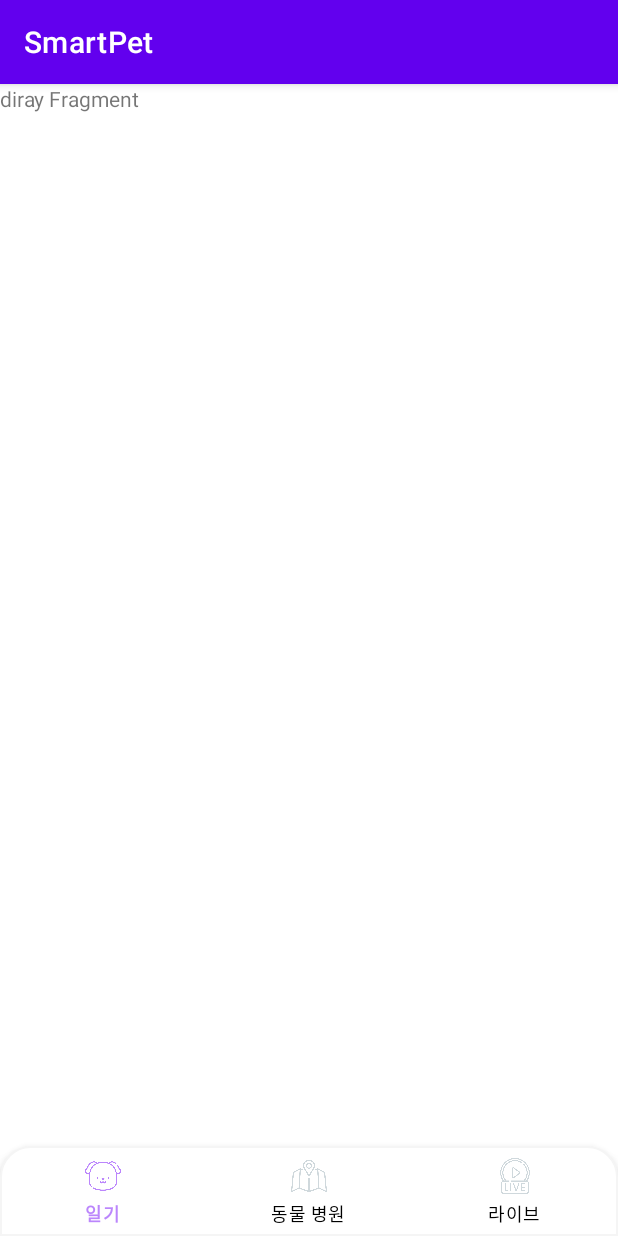
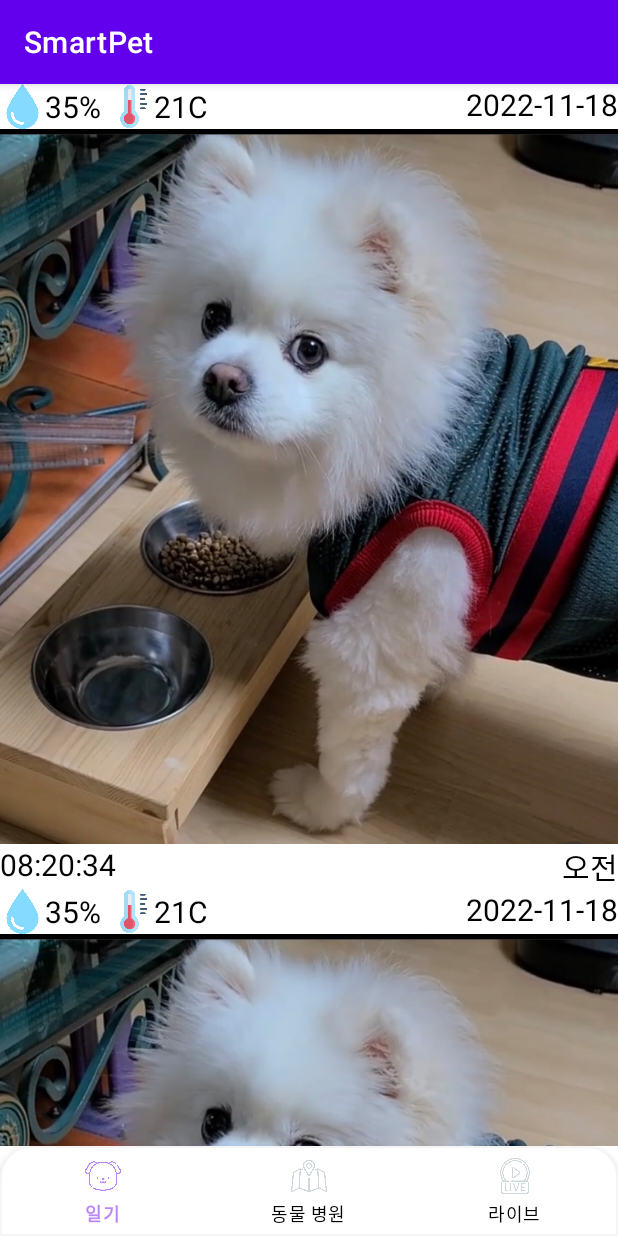
Before and after one commit to sey2/Smart_Pet_Home, an Android app: the screen it shows after launch (MainActivity), on a phone screen of 412 x 824 dp. Run offline under Robolectric (Android 15) with nearby library versions, the phone set to English and light mode, and no system bars; our stand-ins replace navigation-ui.

Commit message:
[ADD] RecyclerView 코드부 구현 (22.11.19)

```diff
--- a/android/app/build.gradle
+++ b/android/app/build.gradle
@@ -34,6 +34,7 @@ dependencies {
     implementation 'androidx.constraintlayout:constraintlayout:2.1.4'
     implementation "androidx.navigation:navigation-fragment:2.3.0"
     implementation "androidx.navigation:navigation-ui:2.3.0"
+    implementation 'com.github.bumptech.glide:glide:4.12.0'
     testImplementation 'junit:junit:4.13.2'
     androidTestImplementation 'androidx.test.ext:junit:1.1.3'
     androidTestImplementation 'androidx.test.espresso:espresso-core:3.4.0'
--- /dev/null
+++ b/android/app/src/main/java/com/smart_pet/DiaryAdapter.java
@@ -0,0 +1,80 @@
+package com.smart_pet;
+
+
+import android.view.LayoutInflater;
+import android.view.View;
+import android.view.ViewGroup;
+import android.widget.ImageView;
+import android.widget.TextView;
+import android.widget.Toast;
+
+import androidx.annotation.NonNull;
+import androidx.recyclerview.widget.RecyclerView;
+
+import com.bumptech.glide.Glide;
+
+import java.util.ArrayList;
+
+
+public class DiaryAdapter extends RecyclerView.Adapter<Holder> {
+
+    public ArrayList<DiaryDTO> listData = new ArrayList<>();
+    private View context;
+
+    @NonNull
+    @Override
+    public Holder onCreateViewHolder(@NonNull ViewGroup parent, int viewType) {
+        LayoutInflater inflater = LayoutInflater.from(parent.getContext());
+        context = parent;
+        View itemView = inflater.inflate(R.layout.recycler_item, parent, false);
+
+        return new Holder(itemView);
+    }
+
+    @Override
+    public void onBindViewHolder(@NonNull Holder holder, int position) {
+        DiaryDTO diary = listData.get(position);
+        holder.setDiary(diary, context);
+    }
+
+    @Override
+    public int getItemCount() {
+        return listData.size();
+    }
+
+    public ArrayList<DiaryDTO> getItemList(){return listData;}
+
+    public void deleteList(){listData = new ArrayList<>();}
+}
+
+class Holder extends RecyclerView.ViewHolder{
+
+    protected TextView humidityTextView,tempTextView,dateTextView;
+    protected TextView timetextView, bobTimeText;
+    protected ImageView diaryImageView;
+
+    public Holder(View itemView){
+        super(itemView);
+
+        diaryImageView = itemView.findViewById(R.id.diary_img);
+        tempTextView = itemView.findViewById(R.id.tempTextView);
+        humidityTextView = itemView.findViewById(R.id.HumidityTextView);
+        dateTextView = itemView.findViewById(R.id.DateTextView);
+        timetextView = itemView.findViewById(R.id.bobTimeText);
+        bobTimeText = itemView.findViewById(R.id.bobTimeText);
+
+        itemView.setOnClickListener((v)->{
+            Toast.makeText(itemView.getContext(),"클릭됨", Toast.LENGTH_SHORT).show();
+        });
+
+    }
+
+    public void setDiary(DiaryDTO diary, View context){
+        tempTextView.setText(diary.getTempText());
+        humidityTextView.setText(diary.getHumidityText());
+        dateTextView.setText(diary.getDateText());
+        timetextView.setText(diary.getTimeText());
+        bobTimeText.setText(diary.getBobTimeText());
+        Glide.with(context).load(diary.getImg()).into(diaryImageView);
+    }
+}
--- /dev/null
+++ b/android/app/src/main/java/com/smart_pet/DiaryDTO.java
@@ -0,0 +1,67 @@
+package com.smart_pet;
+
+public class DiaryDTO {
+    private int img;
+    private String humidityText;
+    private String tempText;
+    private String dateText;
+    private String timeText;
+    private String bobTimeText;
+
+    public DiaryDTO(int img, String humidityText, String tempText, String dateText, String timeText, String bobTimeText) {
+        this.img = img;
+        this.humidityText = humidityText;
+        this.tempText = tempText;
+        this.dateText = dateText;
+        this.timeText = timeText;
+        this.bobTimeText = bobTimeText;
+    }
+
+    public void setImg(int img) {
+        this.img = img;
+    }
+
+    public void setHumidityText(String humidityText) {
+        this.humidityText = humidityText;
+    }
+
+    public void setTempText(String tempText) {
+        this.tempText = tempText;
+    }
+
+    public void setDateText(String dateText) {
+        this.dateText = dateText;
+    }
+
+    public void setTimeText(String timeText) {
+        this.timeText = timeText;
+    }
+
+    public void setBobTimeText(String bobTimeText) {
+        this.bobTimeText = bobTimeText;
+    }
+
+    public int getImg() {
+        return img;
+    }
+
+    public String getHumidityText() {
+        return humidityText;
+    }
+
+    public String getTempText() {
+        return tempText;
+    }
+
+    public String getDateText() {
+        return dateText;
+    }
+
+    public String getTimeText() {
+        return timeText;
+    }
+
+    public String getBobTimeText() {
+        return bobTimeText;
+    }
+}
--- a/android/app/src/main/java/com/smart_pet/DiaryFragment.java
+++ b/android/app/src/main/java/com/smart_pet/DiaryFragment.java
@@ -3,62 +3,44 @@ package com.smart_pet;
 import android.os.Bundle;
 
 import androidx.fragment.app.Fragment;
+import androidx.recyclerview.widget.LinearLayoutManager;
+import androidx.recyclerview.widget.RecyclerView;
 
 import android.view.LayoutInflater;
 import android.view.View;
 import android.view.ViewGroup;
 
-/**
- * A simple {@link Fragment} subclass.
- * Use the {@link DiaryFragment#newInstance} factory method to
- * create an instance of this fragment.
- */
+import java.util.ArrayList;
+
+
 public class DiaryFragment extends Fragment {
 
-    // TODO: Rename parameter arguments, choose names that match
-    // the fragment initialization parameters, e.g. ARG_ITEM_NUMBER
-    private static final String ARG_PARAM1 = "param1";
-    private static final String ARG_PARAM2 = "param2";
-
-    // TODO: Rename and change types of parameters
-    private String mParam1;
-    private String mParam2;
-
-    public DiaryFragment() {
-        // Required empty public constructor
-    }
-
-    /**
-     * Use this factory method to create a new instance of
-     * this fragment using the provided parameters.
-     *
-     * @param param1 Parameter 1.
-     * @param param2 Parameter 2.
-     * @return A new instance of fragment DiaryFragment.
-     */
-    // TODO: Rename and change types and number of parameters
-    public static DiaryFragment newInstance(String param1, String param2) {
-        DiaryFragment fragment = new DiaryFragment();
-        Bundle args = new Bundle();
-        args.putString(ARG_PARAM1, param1);
-        args.putString(ARG_PARAM2, param2);
-        fragment.setArguments(args);
-        return fragment;
-    }
-
-    @Override
-    public void onCreate(Bundle savedInstanceState) {
-        super.onCreate(savedInstanceState);
-        if (getArguments() != null) {
-            mParam1 = getArguments().getString(ARG_PARAM1);
-            mParam2 = getArguments().getString(ARG_PARAM2);
-        }
-    }
+    private RecyclerView diaryRecycler;
+    private DiaryAdapter diaryAdapter;
+    private ArrayList<DiaryDTO> recyclerList;
 
     @Override
     public View onCreateView(LayoutInflater inflater, ViewGroup container,
                              Bundle savedInstanceState) {
-        // Inflate the layout for this fragment
-        return inflater.inflate(R.layout.fragment_diary, container, false);
+        ViewGroup rootView = (ViewGroup) inflater.inflate(R.layout.fragment_diary, container, false);
+
+        diaryAdapter = new DiaryAdapter();
+        diaryRecycler = rootView.findViewById(R.id.diaryView);
+        diaryRecycler.setAdapter(diaryAdapter);
+        diaryRecycler.setLayoutManager(new LinearLayoutManager(getContext(),
+                LinearLayoutManager.VERTICAL,false));
+
+        recyclerList = new ArrayList<>();
+
+        DiaryDTO diaryDTO = new DiaryDTO(R.drawable.default_img, "35%", "21C",
+                "2022-11-18", "10:21:20","오전");
+        DiaryDTO diaryDTO1 = new DiaryDTO(R.drawable.default_img, "35%", "21C",
+                "2022-11-18", "10:21:20","오전");
+        recyclerList.add(diaryDTO);
+        recyclerList.add(diaryDTO1);
+        diaryAdapter.listData = recyclerList;
+        diaryAdapter.notifyDataSetChanged();
+
+        return rootView;
     }
 }
--- a/android/app/src/main/res/layout/fragment_diary.xml
+++ b/android/app/src/main/res/layout/fragment_diary.xml
@@ -1,14 +1,14 @@
 <?xml version="1.0" encoding="utf-8"?>
-<FrameLayout xmlns:android="http://schemas.android.com/apk/res/android"
+<LinearLayout xmlns:android="http://schemas.android.com/apk/res/android"
     xmlns:tools="http://schemas.android.com/tools"
     android:layout_width="match_parent"
     android:layout_height="match_parent"
+    android:orientation="vertical"
     tools:context=".DiaryFragment">
 
-    <!-- TODO: Update blank fragment layout -->
-    <TextView
+
+    <androidx.recyclerview.widget.RecyclerView
+        android:id="@+id/diaryView"
         android:layout_width="match_parent"
-        android:layout_height="match_parent"
-        android:text="diray Fragment" />
-
-</FrameLayout>
+        android:layout_height="match_parent" />
+</LinearLayout>
--- a/android/app/src/main/res/layout/recycler_item.xml
+++ b/android/app/src/main/res/layout/recycler_item.xml
@@ -63,7 +63,7 @@
     </LinearLayout>
 
     <ImageView
-        android:id="@+id/imageView3"
+        android:id="@+id/diary_img"
         android:layout_width="match_parent"
         android:layout_height="wrap_content"
         android:layout_weight="1"
```
